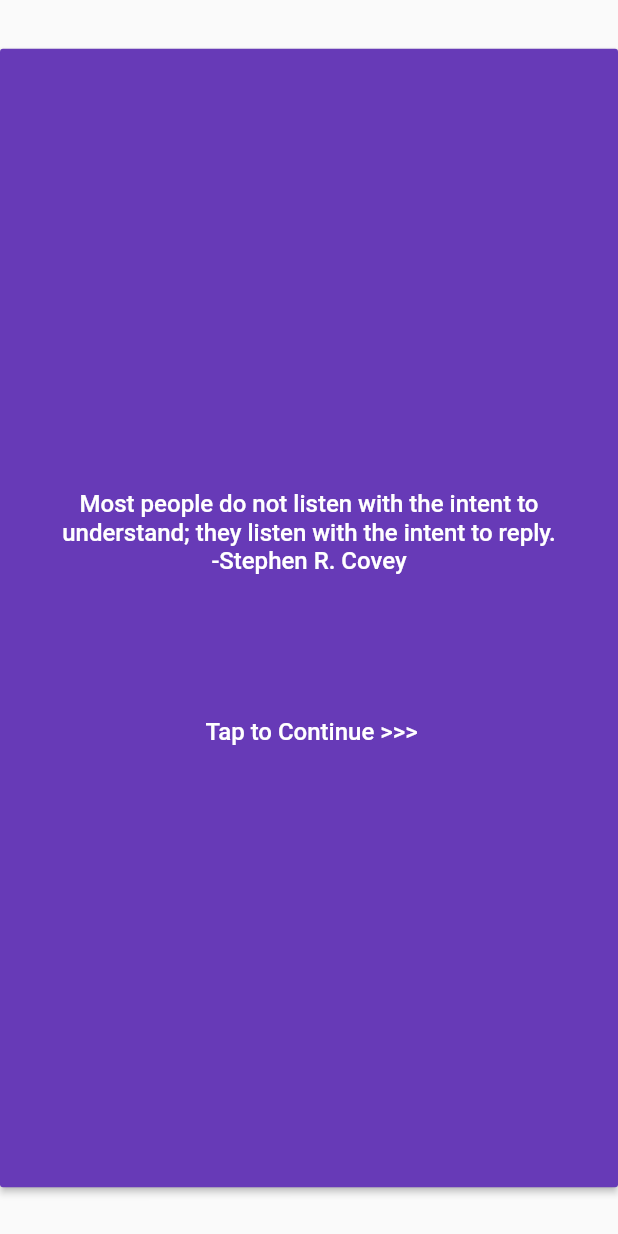
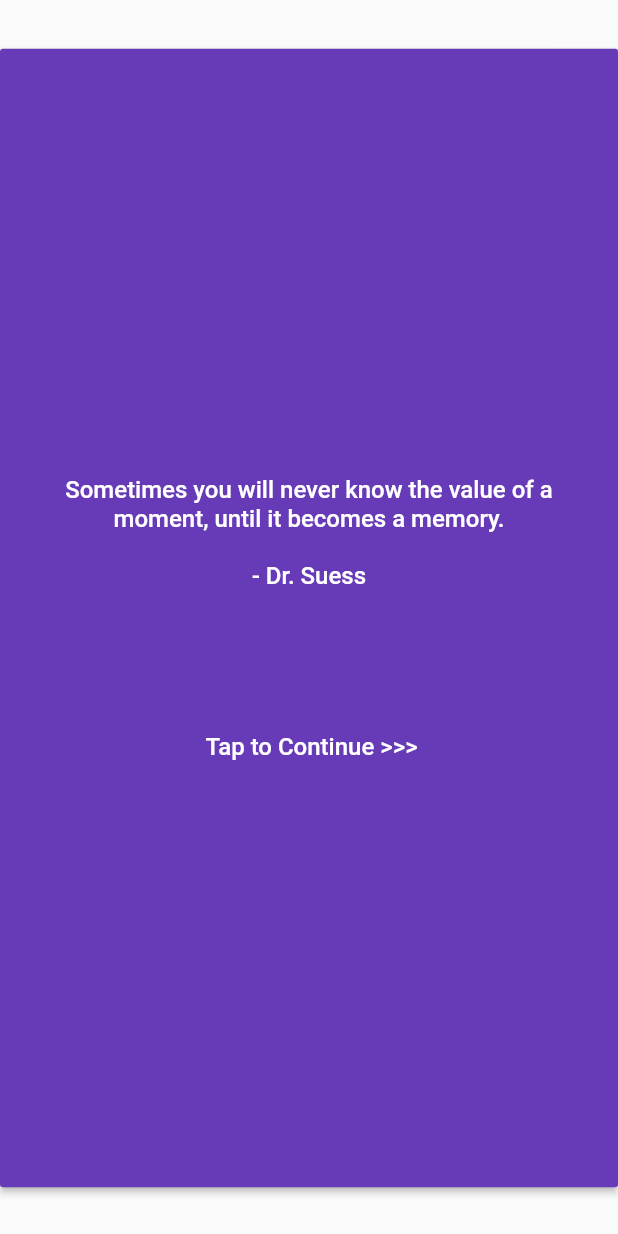
Before and after one commit to mikaylalin/mental_health_tracker, a Flutter app: the screen it shows after launch, on a phone screen of 412 x 824 dp. Run offline on Flutter 3.47's test engine with Material 2 defaults, Android fonts, the phone set to English and light mode, and no system bars; our stand-ins replace introduction_screen, table_calendar.

Commit message:
Update main.dart

```diff
--- a/lib/main.dart
+++ b/lib/main.dart
@@ -30,36 +30,50 @@ class _QuoteState extends State<Quote> {
   //random quote picker!
   Random rnd = new Random();
   var lst = [
-    "Wisdom is the reward you get for a lifetime of listening when you'd have preferred to talk. \n-Doug Larson",
-    "One of the most sincere forms of respect is actually listening to what another has to say. \n-Bryant H. McGill",
-    "If you make listening and observation your occupation, you will gain much more than you can by talk. \n-Robert Baden-Powell",
-    "Listening is a magnetic and strange thing, a creative force. The friends who listen to us are the ones we move toward. When we are listened to, it creates us, makes us unfold and expand. \n-Karl A. Menniger",
-    "Most of the successful people I've known are the ones who do more listening than talking. \n-Bernard Baruch",
-    "Listening is being able to be changed by the other person. \n-Alan Alda",
-    "Everything in writing begins with language. Language begins with listening. \n-Jeanette Winterson",
-    "There is as much wisdom in listening as there is in speaking-and that goes for all relationships, not just romantic ones. \n-Daniel Dae Kim",
-    "The most important thing in communication is hearing what isn't said \n-Peter Drucker",
-    "When people talk, listen completely. Most people never listen. \n-Ernest Hemingway",
-    "Most people do not listen with the intent to understand; they listen with the intent to reply. \n-Stephen R. Covey",
-    "Friends are those rare people who ask how we are, and then wait to hear the answer. \n-Ed Cunningham",
-    "The art of conversation lies in listening. \n-Malcom Forbes",
-    "You cannot truly listen to anyone and do anything else at the same time. \n-M. Scott Peck",
-    "We have two ears and one tongue so that we would listen more and talk less. \n-Diogenes",
-    "Stories are a communal currency of humanity. \n-Tahir Shah, in Arabian Nights",
-    "Great stories happen to those who can tell them. \n-Ira Glass",
-    "The engineers of the future will be poets. \n-Terence McKenna",
-    "The human species thinks in metaphors and learns through stories. \n-Mary Catherine Bateson",
-    "Sometimes reality is too complex. Stories give it form. \n-Jean Luc Godard",
-    "Story is a yearning meeting an obstacle. \n-Robert Olen Butler",
-    "If you're going to have a story, have a big story, or none at all. \n-Joseph Campbell",
-    "Storytelling reveals meaning without committing the error of defining it. \n-Hannah Arendt",
-    "The stories we tell literally make the world. If you want to change the world, you need to change your story. This truth applies both to individuals and institutions. \n-Michael Margolis",
-    "Those who tell the stories rule the world. \n-Hopi American Indian Proverb",
-    "There is no greater agony than bearing an untold story inside you. \n-Maya Angelou",
-    "There's always room for a story that can transport people to another place. \n-J.K. Rowling",
-    "Enlightenment is the key to everything, and it is the key to intimacy, because it is the goal of true authenticity. \n-Marianne Willliamson",
-    "We need to find the courage to say no to the things and people that are not serving us if we want to rediscover ourselves and live our lives with authenticity. \n-Barbara de Angelis",
-    "I know of nothing more valuable, when it comes to the all-important virtue of authenticity, than simply being who you are. \n-Charles R. Swindoll",
+    "Act as if what you do makes a difference. It does.\n\n- William James",
+    "Success is not final, failure is not fatal: it is the courage to continue that counts./n/n- Winston Churchill",
+    "Never bend your head. Always hold it high. Look the world straight in the eye.\n\n- Helen Keller",
+    "What you get by achieving your goals is not as important as what you become by achieving your goals.\n\n- Zig Ziglar",
+    "Believe you can and you're halfway there.\n\n- Teddy Roosevelt",
+    "When you have a dream, you've got to grab it and never let go.\n\n- Carol Burnett",
+    "I can't change the direction of the wind, but I can adjust my sails to always reach my destination.\n\n- Jimmy Dean",
+    "No matter what you're going through, there's a light at the end of the tunnel.\n\n- Demi Lovato",
+    "It is our attitude at the beginning of a difficult task which, more than anything else, will affect its successful outcome.\n\n- William James",
+    "Life is like riding a bicycle. To keep your balance, you must keep moving.\n\n- Albert Einstein",
+    "Just don't give up trying to do what you really want to do. Where there is love and inspiration, I don't think you can go wrong.\n\n- Ella Fitzgerald",
+    'Limit your "always" and your "nevers."\n\n- Amy Poehler',
+    'Nothing is impossible. The word itself says "I am possible!"\n\n- Audrey Hepburn',
+    "Try to be a rainbow in someone else's cloud.\n\n- Maya Angelou",
+    "You do not find the happy life. You make it.\n\n- Camilla Eyring Kimball",
+    "Inspiration comes from within yourself. One has to be positive. When you're positive, good things happen.\n\n- Deep Roy",
+    "Sometimes you will never know the value of a moment, until it becomes a memory.\n\n- Dr. Suess",
+    "The most wasted of days is one without laughter.\n\n- E. E. Cummings",
+    "You must do the things you think you cannot do.\n\n- Eleanor Roosevelt",
+    "It isn't where you came from. It's where you're going that counts.\n\n- Ella Fitzgerald",
+    "It is never too late to be what you might have been.\n\n- George Eliot",
+    "Stay close to anything that makes you glad you are alive.\n\n- Hafez",
+    "You get what you give.\n\n- Jennifer Lopez",
+    "Some people look for a beautiful place. Others make a place beautiful.\n\n- Hazrat Inayat Khan",
+    "Happiness often sneaks in through a door you didn't know you left open.\n\n- John Barrymore",
+    "Happiness is not by chance, but by choice.\n\n- Jim Rohn",
+    "Life changes very quickly, in a very positive way, if you let it.\n\n- Lindsey Vonn",
+    "Keep your face to the sunshine and you cannot see a shadow.\n\n- Helen Keller",
+    "Never limit yourself because of others’ limited imagination; never limit others because of your own limited imagination.\n\n- Mae Jemison",
+    "Be the change that you wish to see in the world.\n\n- Mahatma Gandhi",
+    "Let us make our future now, and let us make our dreams tomorrow's reality.\n\n- Malala Yousafzai",
+    "You don't always need a plan. Sometimes you just need to breathe, trust, let go, and see what happens.\n\n- Mandy Hale",
+    "If I cannot do great things, I can do small things in a great way.\n\n- MLK Jr.",
+    "My mission in life is not merely to survive, but to thrive.\n\n- Maya Angelou",
+    "Spread love everywhere you go.\n\n- Mother Teresa",
+    "Don't wait. The time will never be just right.\n\n- Napoleon Hill",
+    "Life has got all those twists and turns. You've got to hold on tight and off you go.\n\n- Nicole Kidman",
+    "If you look at what you have in life, you'll always have more.\n\n- Oprah Winfrey",
+    "Inspiration is some mysterious blessing which happens when the wheels are turning smoothly.\n\n- Quentin Blake",
+    "If you have good thoughts they will shine out of your face like sunbeams and you will always look lovely.\n\n- Roald Dahl",
+    "No matter what people tell you, words and ideas can change the world.\n\n- Robin Williams",
+    "Each person must live their life as a model for others.\n\n- Rosa Parks",
+    "A champion is defined not by their wins but by how they can recover when they fall.\n\n- Serena Williams",
+    "Motivation comes from working on things we care about.\n\n- Sheryl Sandberg",
     ];
   Widget build(BuildContext context) {
     //selects an element from the list of quotes
```
